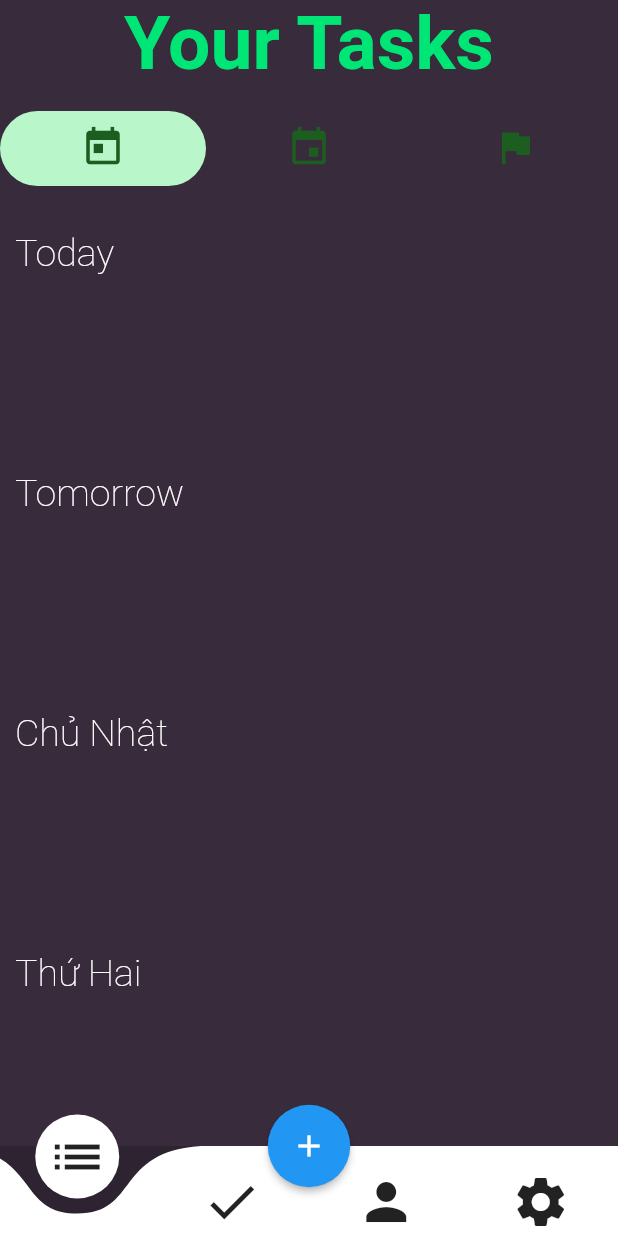
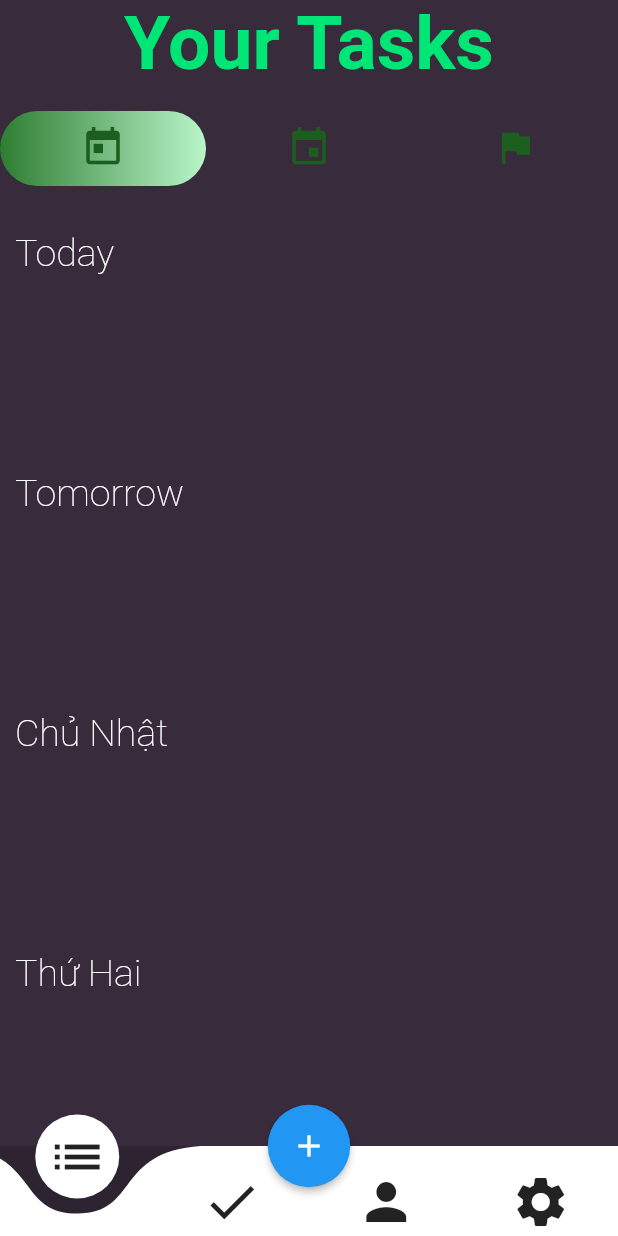
Before and after one commit to phian/Todo_App_Demo, a Flutter app: the screen it shows after launch, on a phone screen of 412 x 824 dp. Run offline on Flutter 3.47's test engine with Material 2 defaults, Android fonts, the phone set to English and light mode, and no system bars; drawn by our look-alikes of curved_navigation_bar; our stand-ins replace google_fonts; Roboto replaces fonts that are missing (Aclonica, Courgette).

Commit message:
Update TabBar tab colors

```diff
--- a/lib/ui/main_screen.dart
+++ b/lib/ui/main_screen.dart
@@ -68,14 +68,17 @@ class _HomeScreenState extends State<HomeScreen> with TickerProviderStateMixin {
               child: SizedBox(
                 height: 50,
                 child: TabBar(
+                  controller: _tabController,
                   indicatorColor: Colors.transparent,
                   unselectedLabelColor: Color(0xFF1B5E20),
                   labelColor: Color(0xFF1B5E20),
-                  controller: _tabController,
                   indicator: BoxDecoration(
-                    color: Color(0xFFB9F6CA),
+                    gradient: LinearGradient(
+                      colors: [Color(0xFF2E7D32), Color(0xFFB9F6CA)]
+                    ),
+//                    color: Color(0xFFB9F6CA),
 //                    borderRadius: BorderRadius.only(topRight: Radius.circular(30), bottomLeft: Radius.circular(30)),
-                  borderRadius: BorderRadius.circular(30)
+                  borderRadius: BorderRadius.circular(50)
                   ),
                   tabs: <Widget>[
                     Tab(
```
